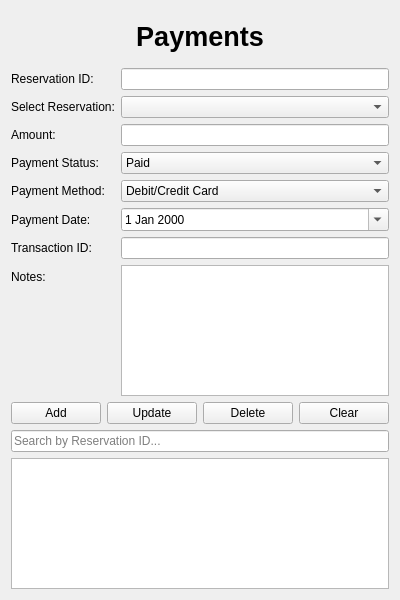
Qt form payments.ui (WeWeBunnyX/HotelReservationSQL_Application) before a commit.
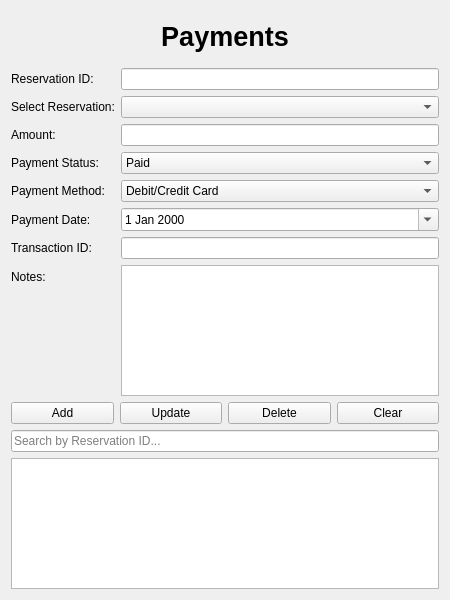
The same form after that commit.

Commit message: Table header stretch

```diff
--- a/payments.ui
+++ b/payments.ui
@@ -6,7 +6,7 @@
    <rect>
     <x>0</x>
     <y>0</y>
-    <width>400</width>
+    <width>450</width>
     <height>600</height>
    </rect>
   </property>
@@ -186,7 +186,11 @@
     </widget>
    </item>
    <item>
-    <widget class="QTableView" name="tablePayments"/>
+    <widget class="QTableView" name="tablePayments">
+     <attribute name="horizontalHeaderStretchLastSection">
+      <bool>true</bool>
+     </attribute>
+    </widget>
    </item>
   </layout>
  </widget>
```
The commit also changes 1 other file.
